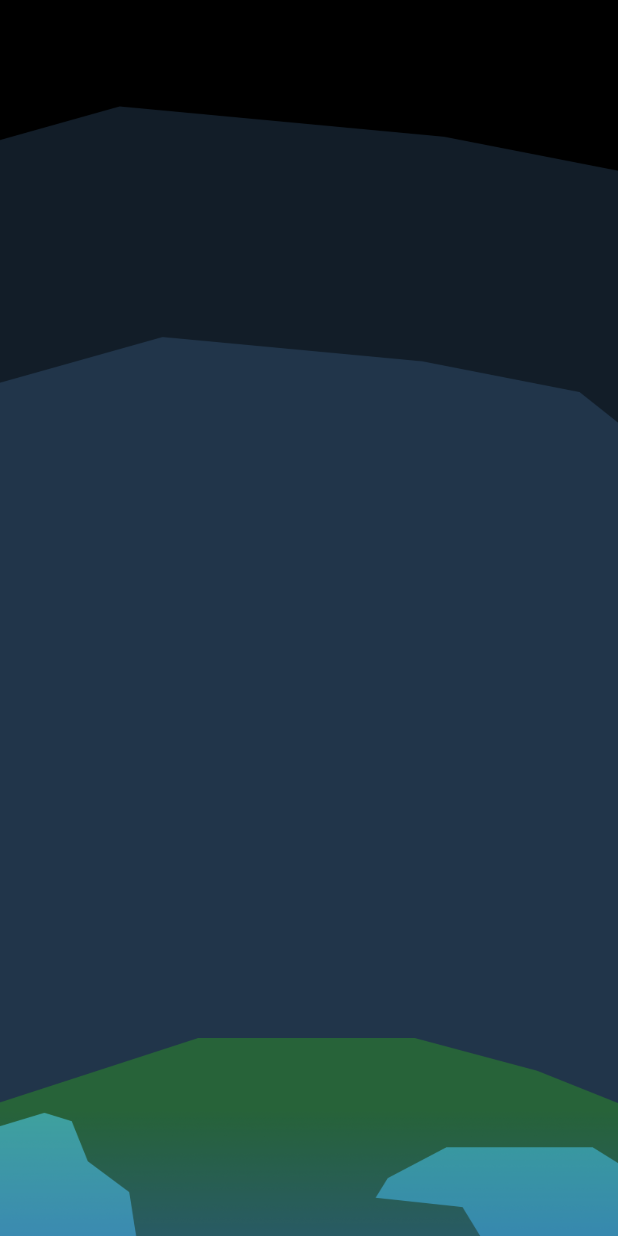
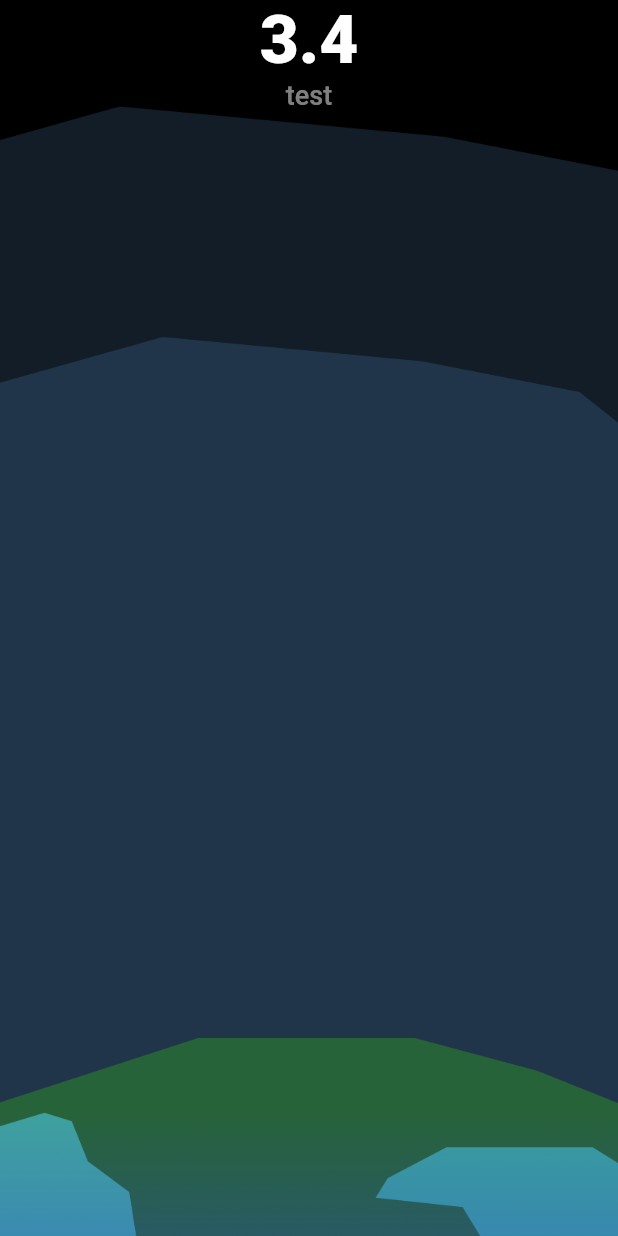
Before and after one commit to b-yogesh/PlanetZero, a Flutter app: the screen it shows after launch, on a phone screen of 412 x 824 dp. Run offline on Flutter 3.47's test engine with Material 2 defaults, Android fonts, the phone set to English and light mode, and no system bars; drawn by our look-alikes of countup; our stand-ins replace geolocator, sqflite; missing offline and left inert: activity_recognition_flutter; accounts and stored records are empty; Roboto replaces fonts that are missing (Nunito Sans); project files that could hold a hidden picture were left out.

Commit message:
added info badge

```diff
--- a/green_track_app/lib/main.dart
+++ b/green_track_app/lib/main.dart
@@ -46,19 +46,33 @@ class _MyHomePageState extends State<MyHomePage> {
     return Scaffold(
       body: Container(
         decoration: BoxDecoration(
+          color: Colors.black,
           image: DecorationImage(
             image: AssetImage("assets/backgrounds/1.png"),
             fit: BoxFit.fill,
           ),
         ),
-        child: Center(
-          child: Row(
-            mainAxisAlignment: MainAxisAlignment.center,
-            children: [
-              InfoBadge(),
-              InfoBadge(),
-            ],
-          ),
+        child: Column(
+          children: [
+            Center(
+              child: Row(
+                mainAxisAlignment: MainAxisAlignment.center,
+                children: [
+                  InfoBadge(
+                    wholePart: 3,
+                    decimalPart: 4,
+                    useDecimal: true,
+                    suffix: "test",
+                  ),
+                  // InfoBadge(
+                  //   wholePart: 7,
+                  //   useDecimal: false,
+                  //   suffix: "test",
+                  // ),
+                ],
+              ),
+            ),
+          ],
         ),
       ),
     );
--- a/green_track_app/lib/widgets/infoBadge.dart
+++ b/green_track_app/lib/widgets/infoBadge.dart
@@ -1,13 +1,88 @@
 import 'package:flutter/material.dart';
+import 'package:countup/countup.dart';
 
-class InfoBadge extends StatelessWidget {
+
+
+class InfoBadgeNumber extends StatelessWidget {
+
+  final int wholePart;
+  final int decimalPart;
+  final bool useDecimal;
+
+  InfoBadgeNumber({this.wholePart, this.decimalPart, this.useDecimal});
+
+  int durationMultiplier = 100;
+  TextStyle infoBadgeNumberStyle = TextStyle(
+    fontSize: 45,
+    fontFamily: "Nunito Sans",
+    fontWeight: FontWeight.w900,
+    color: Colors.white,
+  );
+
   @override
   Widget build(BuildContext context) {
     return Column(
       children: [
-        Text('3.6'),
-        Text('kg CO²'),
+        Row(
+          children: [
+            Countup(
+              begin: 0,
+              end: wholePart.toDouble(),
+              duration: Duration(milliseconds: wholePart*durationMultiplier),
+              separator: '.',
+              style: infoBadgeNumberStyle,
+            ),
+            if (useDecimal) Text('.',
+              style: infoBadgeNumberStyle),
+            if (useDecimal) Countup(
+              begin: 0,
+              end: decimalPart.toDouble(),
+              duration: Duration(milliseconds: decimalPart*durationMultiplier),
+              separator: '.',
+              style: infoBadgeNumberStyle,
+            ),
+          ],
+        )
       ],
     );
   }
 }
+
+
+
+class InfoBadge extends StatelessWidget {
+
+  final int wholePart;
+  final int decimalPart;
+  final bool useDecimal;
+  final String suffix;
+
+  InfoBadge({this.wholePart, this.decimalPart, this.useDecimal, this.suffix});
+
+  TextStyle infoBadgeSuffixStyle = TextStyle(
+    fontSize: 18,
+    fontFamily: "Nunito Sans",
+    fontWeight: FontWeight.w500,
+    color: Colors.white,
+  );
+
+  @override
+  Widget build(BuildContext context) {
+    return Column(
+      children: [
+        InfoBadgeNumber(
+          wholePart: wholePart,
+          decimalPart: decimalPart,
+          useDecimal: useDecimal,
+        ),
+        Opacity(
+          opacity: 0.5,
+          child: Text(
+            suffix,
+            style: infoBadgeSuffixStyle,
+          ),
+        )
+      ],
+    );
+  }
+}
--- a/green_track_app/pubspec.yaml
+++ b/green_track_app/pubspec.yaml
@@ -26,6 +26,8 @@ dependencies:
 
   geolocator: ^6.0.0+4
   activity_recognition_flutter: ^1.2.3
+
+  countup: ^0.1.2
 
   sqflite:
   path:
```
Also changed, not shown: green_track_app/pubspec.lock.
